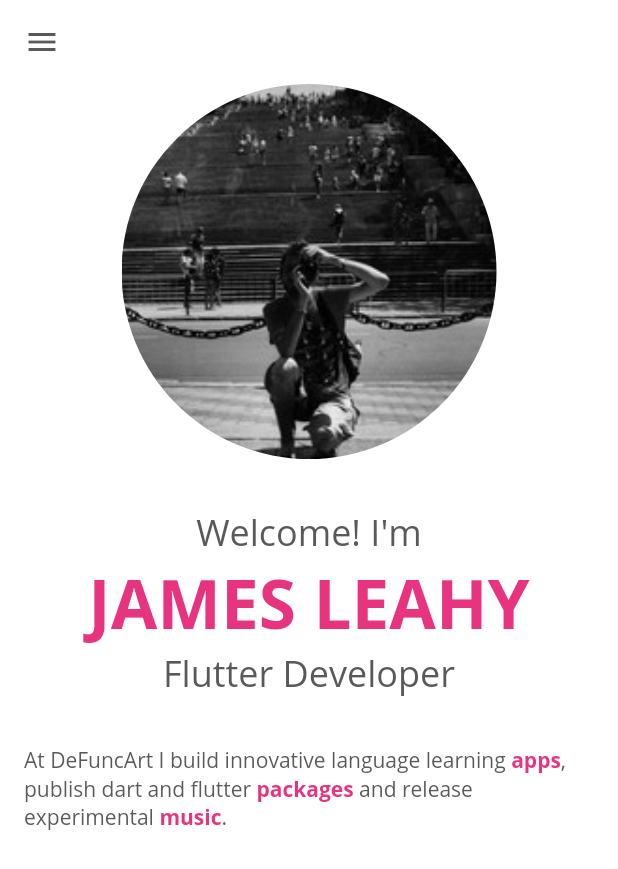
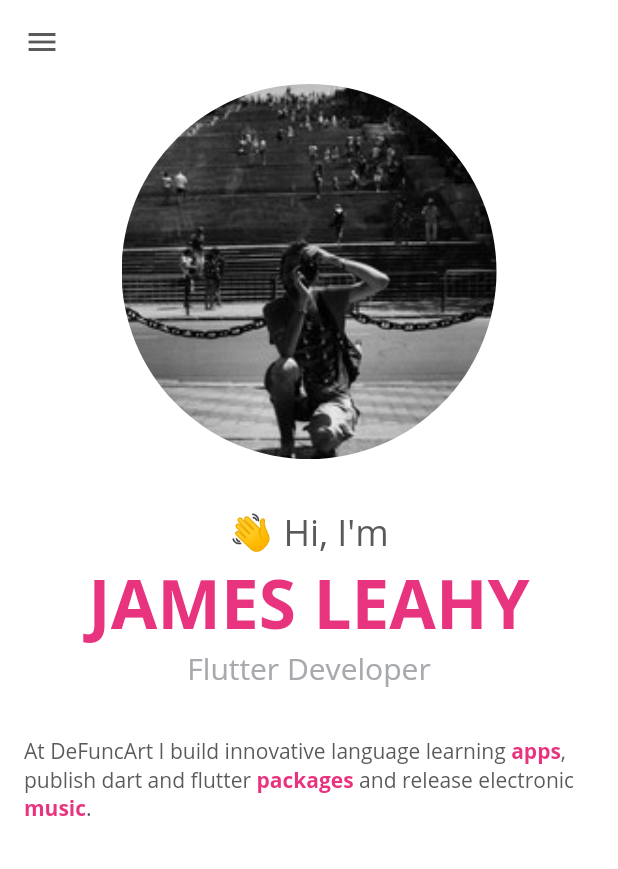
Before and after one commit to defuncart/defuncart.github.io, a Flutter app: the screen it shows after launch, on a phone screen of 412 x 824 dp. Shown: the top 869 px of the screen. Run offline on Flutter 3.47's test engine with Material 2 defaults, Android fonts, the phone set to English and light mode, and no system bars; our stand-ins replace flutter_html; missing offline and left inert: dart:html, markdown.

Commit message:
Update HomeScreen.

```diff
--- a/lib/configs/website_content.dart
+++ b/lib/configs/website_content.dart
@@ -8,8 +8,6 @@ import 'package:defuncart_github_io/widgets/screens/about/about_screen.dart';
 import 'package:defuncart_github_io/widgets/screens/screens.dart';
 
 abstract class WebsiteContent {
-  static const userName = 'James\nLeahy';
-
   static const navBarItems = [
     NavBarItemModel(
       title: _Apps.title,
@@ -46,6 +44,12 @@ class _Home {
   final profileAsset = 'assets/home/profile.png';
 
   final logoAsset = 'assets/home/logo.png';
+
+  final greeting = "👋 Hi, I'm";
+
+  final name = 'James Leahy';
+
+  final tagline = 'Flutter Developer';
 }
 
 class _Apps {
@@ -249,8 +253,7 @@ class _Packages {
     ),
     PackageModel(
       title: 'shogi',
-      description:
-          'A simple shogi engine for Dart and Flutter. This engine can be combined with flutter_shogi_board to render static game board positions, tsume problems or shogi castles.',
+      description: 'A simple shogi engine for Dart and Flutter.',
       pubDevUrl: 'https://pub.dev/packages/shogi',
       gitHubUrl: 'https://github.com/defuncart/shogi',
     ),
--- a/lib/widgets/screens/home_screen.dart
+++ b/lib/widgets/screens/home_screen.dart
@@ -91,11 +91,11 @@ class Intro extends StatelessWidget {
       mainAxisSize: MainAxisSize.min,
       children: [
         Text(
-          'Welcome! I\'m',
+          WebsiteContent.home.greeting,
           style: Theme.of(context).textTheme.headline5,
         ),
         Text(
-          'JAMES LEAHY',
+          WebsiteContent.home.name.toUpperCase(),
           style: Theme.of(context)
               .textTheme
               .headline3
@@ -107,8 +107,10 @@ class Intro extends StatelessWidget {
               ),
         ),
         Text(
-          'Flutter Developer',
-          style: Theme.of(context).textTheme.headline5,
+          WebsiteContent.home.tagline,
+          style: Theme.of(context).textTheme.headline6.apply(
+                color: Theme.of(context).disabledColor,
+              ),
         ),
       ],
     );
@@ -148,7 +150,7 @@ class Tagline extends StatelessWidget {
             onPressed: () => RoutePageManager.of(context).setNewRoutePath(PackagesScreen.relativeUrl),
           ),
           TextSpan(
-            text: ' and release experimental ',
+            text: ' and release electronic ',
             style: Theme.of(context).textTheme.bodyText2,
           ),
           ClickableTextSpan(
```
